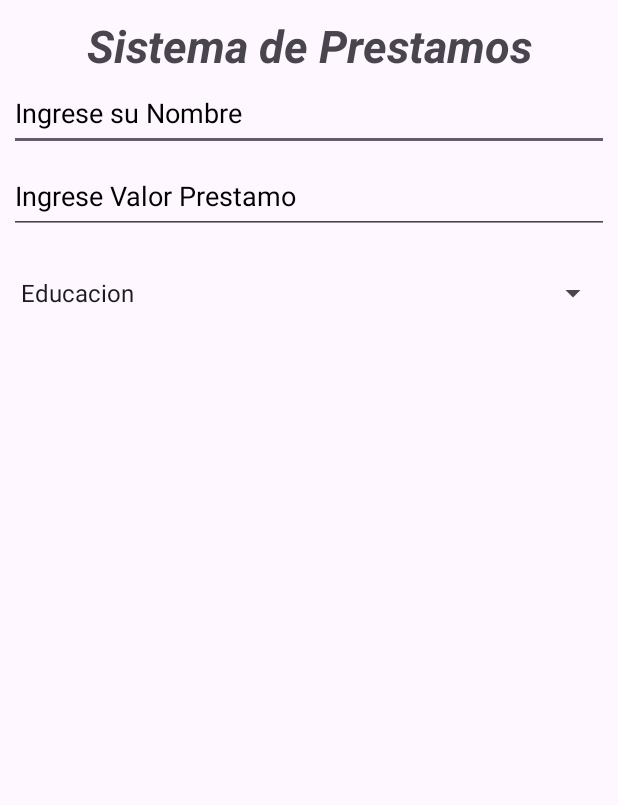
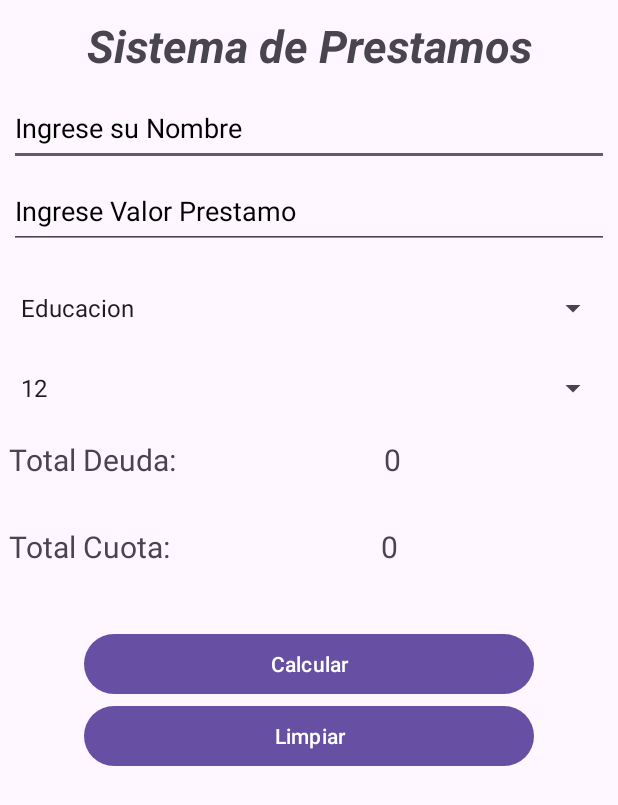
Before and after one commit to AndrexMed/AndroidStudio-Java-Exercises, an Android app: the screen it shows after launch (MainActivity), on a phone screen of 412 x 824 dp. Shown: the top 805 px of the screen. Run offline under Robolectric (Android 15) with nearby library versions, the phone set to English and light mode, and no system bars.

```diff
--- a/RepasoMobiles/app/src/main/java/com/example/repasomobiles/MainActivity.java
+++ b/RepasoMobiles/app/src/main/java/com/example/repasomobiles/MainActivity.java
@@ -6,13 +6,20 @@ import android.os.Bundle;
 import android.view.View;
 import android.widget.AdapterView;
 import android.widget.ArrayAdapter;
+import android.widget.EditText;
 import android.widget.Spinner;
+import android.widget.TextView;
 import android.widget.Toast;
 
 public class MainActivity extends AppCompatActivity {
 
+    EditText valorPrestamo;
+    private TextView totalDeuda;
+    private TextView totalCuota;
     private Spinner spinner;
-    int interes = 0;
+    private Spinner spinner2;
+    double interes = 0;
+    int numCuotas = 0;
 
     @Override
     protected void onCreate(Bundle savedInstanceState) {
@@ -21,18 +28,29 @@ public class MainActivity extends AppCompatActivity {
 
         // Referencia al Spinner en el diseño
         spinner = findViewById(R.id.spinnerOne);
+        spinner2 = findViewById(R.id.spinnerTwo);
+        totalDeuda = findViewById(R.id.totalDeuda);
+        totalCuota = findViewById(R.id.totalCuota);
+        valorPrestamo = findViewById(R.id.valorPrestamo);
+
 
         // Datos para el Spinner
         String[] opciones = {"Educacion", "Vivienda", "Libre Inversion"};
+        Integer[] numeroCuotas = {12,24,36};
 
-        // Adaptador para el Spinner
+        // Adaptador para el Spinner1
         ArrayAdapter<String> adapter = new ArrayAdapter<>(this, android.R.layout.simple_spinner_item, opciones);
         adapter.setDropDownViewResource(android.R.layout.simple_spinner_dropdown_item);
 
+        // Adaptador para el Spinner2
+        ArrayAdapter<Integer> adapter2 = new ArrayAdapter<>(this, android.R.layout.simple_spinner_item, numeroCuotas);
+        adapter2.setDropDownViewResource(android.R.layout.simple_spinner_dropdown_item);
+
         // Asignar el adaptador al Spinner
         spinner.setAdapter(adapter);
+        spinner2.setAdapter(adapter2);
 
-        // Manejar la selección de elementos en el Spinner
+        // Manejar la selección de elementos en el Spinner1
         spinner.setOnItemSelectedListener(new AdapterView.OnItemSelectedListener() {
             @Override
             public void onItemSelected(AdapterView<?> parent, View view, int position, long id) {
@@ -42,15 +60,15 @@ public class MainActivity extends AppCompatActivity {
                 // Realizar acciones según la opción seleccionada
                 switch (opcionSeleccionada) {
                     case "Educacion":
-                        interes = 10;
+                        interes = 0.1;
                         showToastMessage(opcionSeleccionada);
                         break;
                     case "Vivienda":
-                        interes = 5;
+                        interes = 0.2;
                         showToastMessage(opcionSeleccionada);
                         break;
                     case "Libre Inversion":
-                        interes = 3;
+                        interes = 0.3;
                         showToastMessage(opcionSeleccionada);
                         break;
                 }
@@ -65,6 +83,43 @@ public class MainActivity extends AppCompatActivity {
             }
         });
 
+        // Manejar la selección de elementos en el Spinner2
+        spinner2.setOnItemSelectedListener(new AdapterView.OnItemSelectedListener() {
+
+            @Override
+            public void onItemSelected(AdapterView<?> parent, View view, int position, long id) {
+                String opcionSeleccionada = parent.getItemAtPosition(position).toString();
+                switch (opcionSeleccionada) {
+                    case "12":
+                        numCuotas = 12;
+                        break;
+                    case "24":
+                        numCuotas = 24;                        break;
+                    case "36":
+                        numCuotas = 36;                        break;
+                }
+            }
+
+            @Override
+            public void onNothingSelected(AdapterView<?> parent) {
+
+            }
+        });
+
+    }
+
+    public void Calcular(View view){
+        String valorPrestamoString = valorPrestamo.getText().toString();
+        if (valorPrestamoString.isEmpty()){
+            Toast.makeText(this, "Valor Prestamo Obligatorio", Toast.LENGTH_SHORT).show();
+        }else{
+            double valorPrestamo = Double.parseDouble(this.valorPrestamo.getText().toString());
+            double totalDeudaNumber = valorPrestamo + ((valorPrestamo * this.interes) * this.numCuotas);
+            double valorCuota = totalDeudaNumber / this.numCuotas;
+
+            totalDeuda.setText(String.valueOf(totalDeudaNumber));
+            totalCuota.setText(String.valueOf(valorCuota));
+        }
 
     }
 }
--- a/RepasoMobiles/app/src/main/res/layout/activity_main.xml
+++ b/RepasoMobiles/app/src/main/res/layout/activity_main.xml
@@ -21,7 +21,8 @@
         android:layout_width="400dp"
         android:layout_height="wrap_content"
         android:orientation="vertical"
-        android:layout_gravity="center">
+        android:layout_gravity="center"
+        android:layout_marginTop="10dp">
 
         <EditText
             android:id="@+id/editTextText"
@@ -35,7 +36,7 @@
             android:autofillHints="username"/>
 
         <EditText
-            android:id="@+id/editTextText2"
+            android:id="@+id/valorPrestamo"
             android:layout_width="match_parent"
             android:layout_height="50dp"
             android:ems="10"
@@ -49,15 +50,90 @@
 
     <LinearLayout
         android:layout_width="400dp"
-        android:layout_height="match_parent"
-        android:orientation="vertical"
+        android:layout_height="wrap_content"
+        android:layout_gravity="center"
         android:layout_marginTop="10dp"
-        android:layout_gravity="center">
+        android:orientation="vertical">
 
         <Spinner
             android:id="@+id/spinnerOne"
             android:layout_width="match_parent"
             android:layout_height="48dp"
-            android:layout_marginTop="5dp"/>
+            android:layout_marginTop="5dp" />
+
+        <Spinner
+            android:id="@+id/spinnerTwo"
+            android:layout_width="match_parent"
+            android:layout_height="48dp"
+            android:layout_marginTop="5dp" />
+    </LinearLayout>
+
+    <LinearLayout
+        android:layout_width="400dp"
+        android:layout_height="wrap_content"
+        android:orientation="horizontal"
+        android:layout_gravity="center"
+        android:layout_marginTop="10dp">
+
+        <TextView
+            android:id="@+id/totalDeudaTitle"
+            android:layout_width="wrap_content"
+            android:layout_height="48dp"
+            android:layout_weight="1"
+            android:text="Total Deuda:"
+            android:textSize="20dp"/>
+
+        <TextView
+            android:id="@+id/totalDeuda"
+            android:layout_width="wrap_content"
+            android:layout_height="48dp"
+            android:layout_weight="1"
+            android:text="0"
+            android:textSize="20dp"/>
+    </LinearLayout>
+
+    <LinearLayout
+        android:layout_width="400dp"
+        android:layout_height="wrap_content"
+        android:orientation="horizontal"
+        android:layout_gravity="center"
+        android:layout_marginTop="10dp">
+
+        <TextView
+            android:id="@+id/totalCuotaTitle"
+            android:layout_width="wrap_content"
+            android:layout_height="48dp"
+            android:layout_weight="1"
+            android:text="Total Cuota:"
+            android:textSize="20dp"/>
+
+        <TextView
+            android:id="@+id/totalCuota"
+            android:layout_width="wrap_content"
+            android:layout_height="48dp"
+            android:layout_weight="1"
+            android:text="0"
+            android:textSize="20dp"/>
+    </LinearLayout>
+
+    <LinearLayout
+        android:layout_width="300dp"
+        android:layout_height="wrap_content"
+        android:orientation="vertical"
+        android:layout_marginTop="20dp"
+        android:layout_gravity="center">
+
+        <Button
+            android:id="@+id/button"
+            android:layout_width="match_parent"
+            android:layout_height="wrap_content"
+            android:text="Calcular"
+            android:onClick="Calcular"/>
+
+        <Button
+            android:id="@+id/button2"
+            android:layout_width="match_parent"
+            android:layout_height="wrap_content"
+            android:text="Limpiar" />
     </LinearLayout>
 </LinearLayout>
```
